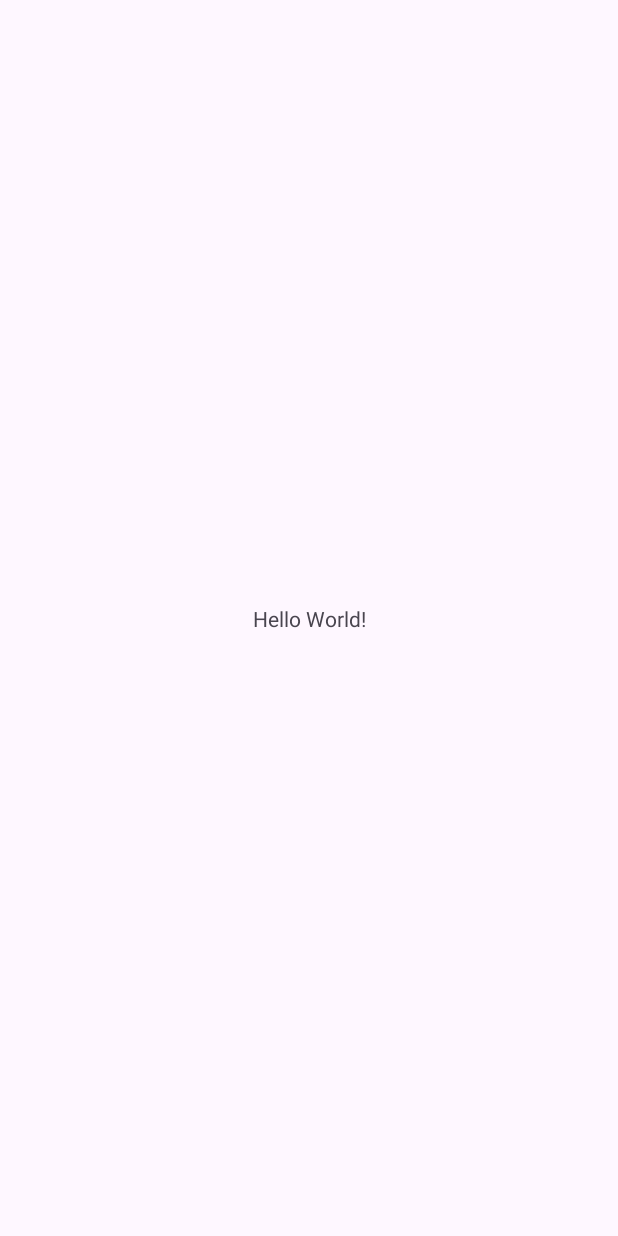
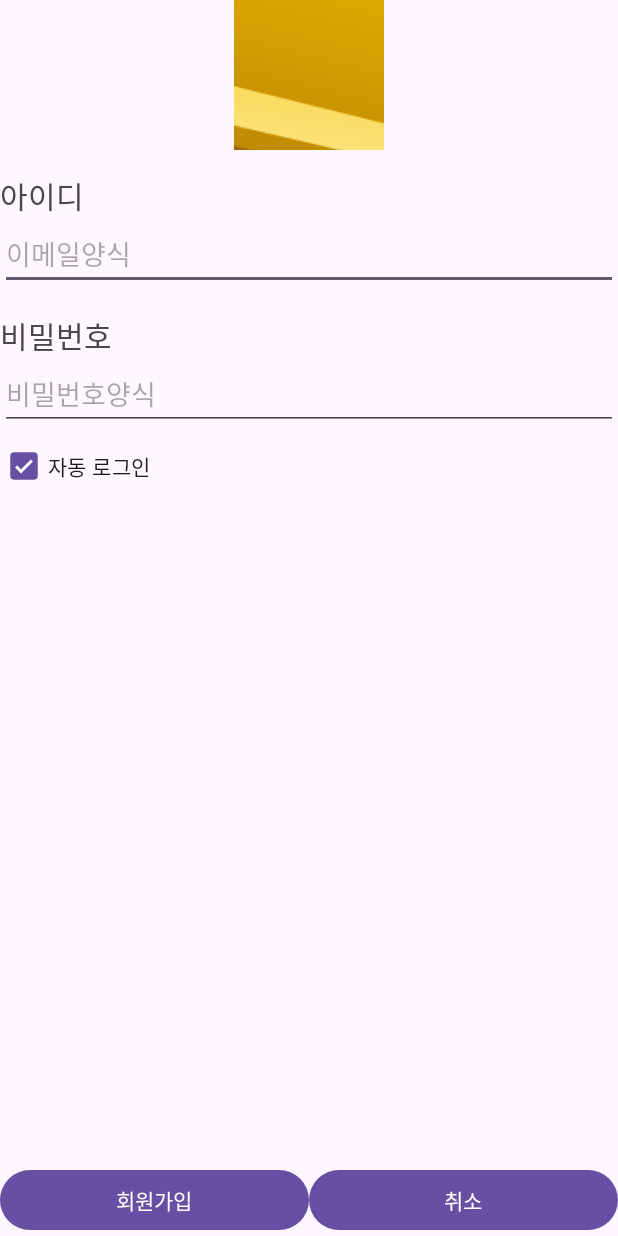
Before and after one commit to gravitybringsme/loginuitest, an Android app: the screen it shows after launch (MainActivity), on a phone screen of 412 x 824 dp. Before the commit the screen is almost empty. Run offline under Robolectric (Android 15) with nearby library versions, the phone set to English and light mode, and no system bars.

Commit message:
add and commit dir

```diff
--- a/app/src/main/res/layout/activity_main.xml
+++ b/app/src/main/res/layout/activity_main.xml
@@ -1,19 +1,81 @@
 <?xml version="1.0" encoding="utf-8"?>
-<androidx.constraintlayout.widget.ConstraintLayout xmlns:android="http://schemas.android.com/apk/res/android"
+<LinearLayout xmlns:android="http://schemas.android.com/apk/res/android"
     xmlns:app="http://schemas.android.com/apk/res-auto"
     xmlns:tools="http://schemas.android.com/tools"
     android:id="@+id/main"
     android:layout_width="match_parent"
     android:layout_height="match_parent"
+    android:orientation="vertical"
+    android:padding="15dp"
+    android:gravity="top"
     tools:context=".MainActivity">
+
+    <LinearLayout
+        android:layout_width="match_parent"
+        android:layout_height="wrap_content"
+        android:gravity="center">
+
+        <ImageView
+            android:layout_width="100dp"
+            android:layout_height="100dp"
+            android:src="@drawable/pngwing"
+            android:scaleType="center"/>
+
+    </LinearLayout>
 
     <TextView
         android:layout_width="wrap_content"
         android:layout_height="wrap_content"
-        android:text="Hello World!"
-        app:layout_constraintBottom_toBottomOf="parent"
-        app:layout_constraintEnd_toEndOf="parent"
-        app:layout_constraintStart_toStartOf="parent"
-        app:layout_constraintTop_toTopOf="parent" />
+        android:text="아이디"
+        android:layout_marginTop="15dp"
+        android:textSize="20sp"/>
+    <EditText
+        android:layout_width="match_parent"
+        android:layout_height="wrap_content"
+        android:hint="이메일양식"
+        android:inputType="textEmailAddress"/>
 
-</androidx.constraintlayout.widget.ConstraintLayout>
+    <TextView
+        android:layout_width="wrap_content"
+        android:layout_height="wrap_content"
+        android:text="비밀번호"
+        android:layout_marginTop="15dp"
+        android:textSize="20sp"/>
+    <EditText
+        android:layout_width="match_parent"
+        android:layout_height="wrap_content"
+        android:hint="비밀번호양식"
+        android:inputType="textPassword"/>
+
+    <CheckBox
+        android:layout_width="wrap_content"
+        android:layout_height="wrap_content"
+        android:text="자동 로그인"
+        android:checked="true"/>
+
+    <TextView
+        android:layout_width="wrap_content"
+        android:layout_height="0dp"
+        android:layout_weight="1"/>
+
+    <LinearLayout
+        android:layout_width="match_parent"
+        android:layout_height="wrap_content"
+        android:orientation="horizontal">
+
+        <Button
+            android:layout_width="0dp"
+            android:layout_height="wrap_content"
+            android:layout_weight="1"
+            android:text="회원가입"/>
+
+
+
+        <Button
+            android:layout_width="0dp"
+            android:layout_height="wrap_content"
+            android:layout_weight="1"
+            android:text="취소"/>
+    </LinearLayout>
+
+</LinearLayout>
```
Also changed, not shown: app/src/main/res/drawable/pngwing.png (added).
